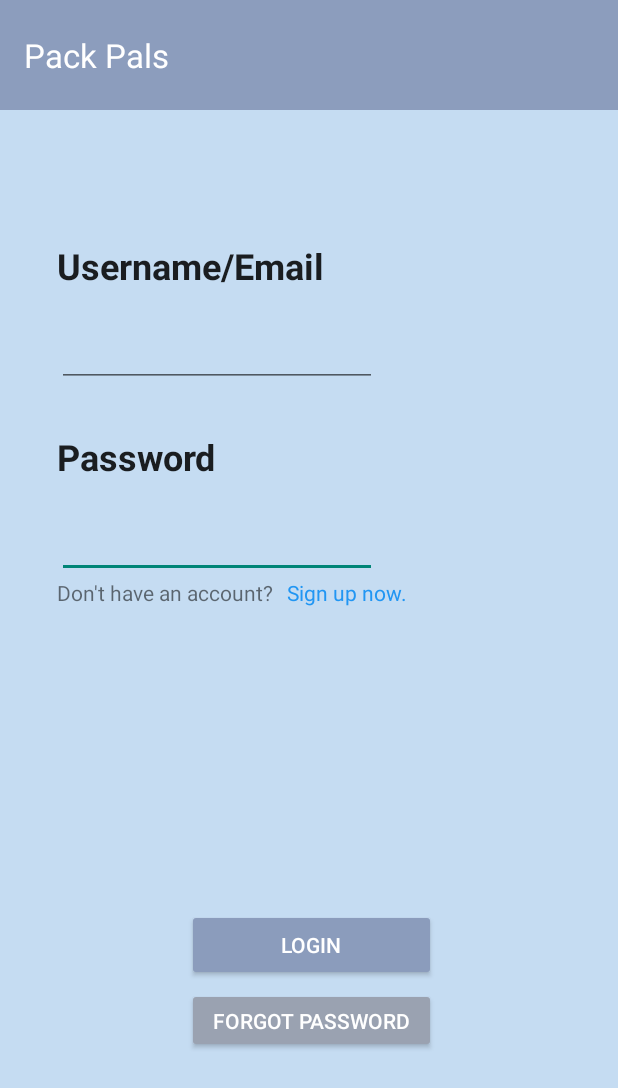
After one commit to stephchi0/pack-pals, an Android app: the LoginPageActivity screen opened directly, with no data from a screen before it, on a phone screen of 412 x 824 dp. The commit adds this screen. Shown: the top 1088 px of the screen. Run offline under Robolectric (Android 15) with nearby library versions, the phone set to English and light mode, and no system bars.

Commit message:
add login page

```diff
--- a/app/src/main/AndroidManifest.xml
+++ b/app/src/main/AndroidManifest.xml
@@ -19,6 +19,9 @@
             android:name=".activities.ExpensesPageActivity"
             android:exported="false" />
         <activity
+            android:name=".activities.LoginPageActivity"
+            android:exported="false" />
+        <activity
             android:name=".MainActivity"
             android:exported="true">
             <intent-filter>
--- a/app/src/main/java/com/example/packpals/MainActivity.kt
+++ b/app/src/main/java/com/example/packpals/MainActivity.kt
@@ -1,11 +1,31 @@
 package com.example.packpals
 
+import android.content.Intent
 import androidx.appcompat.app.AppCompatActivity
 import android.os.Bundle
+import android.widget.Button
+import android.widget.LinearLayout
+import android.widget.TextView
+import androidx.activity.viewModels
+import androidx.activity.viewModels
+import com.example.packpals.R
+import com.example.packpals.activities.ExpensesPageActivity
+import com.example.packpals.activities.LoginPageActivity
+import com.example.packpals.viewmodels.ExpensesPageViewModel
+
 
 class MainActivity : AppCompatActivity() {
     override fun onCreate(savedInstanceState: Bundle?) {
         super.onCreate(savedInstanceState)
         setContentView(R.layout.activity_main)
+
+        val addStartButton = findViewById<Button>(R.id.start_button)
+
+        addStartButton.setOnClickListener{
+            val intent = Intent(this, LoginPageActivity::class.java)
+            startActivity(intent)
+        }
     }
+
+
 }
--- /dev/null
+++ b/app/src/main/java/com/example/packpals/activities/LoginPageActivity.kt
@@ -0,0 +1,16 @@
+package com.example.packpals.activities
+
+import androidx.appcompat.app.AppCompatActivity
+import android.os.Bundle
+import androidx.activity.viewModels
+import com.example.packpals.R
+import com.example.packpals.viewmodels.LoginPageViewModel
+
+class LoginPageActivity : AppCompatActivity() {
+    private val viewModel: LoginPageViewModel by viewModels()
+
+    override fun onCreate(savedInstanceState: Bundle?) {
+        super.onCreate(savedInstanceState)
+        setContentView(R.layout.login_page)
+    }
+}
--- /dev/null
+++ b/app/src/main/java/com/example/packpals/viewmodels/LoginPageViewModel.kt
@@ -0,0 +1,7 @@
+package com.example.packpals.viewmodels
+
+import androidx.lifecycle.ViewModel
+
+class LoginPageViewModel : ViewModel() {
+
+}
--- a/app/src/main/res/layout/activity_main.xml
+++ b/app/src/main/res/layout/activity_main.xml
@@ -31,7 +31,7 @@
         android:layout_marginStart="115dp"
         android:layout_marginEnd="115dp"
         android:layout_marginBottom="227dp"
-        android:backgroundTint="#2196F3"
+        android:backgroundTint="#8B9CBC"
         android:text="Start Packing Today"
         android:textColor="#FDFDFD"
         app:layout_constraintBottom_toBottomOf="parent"
--- /dev/null
+++ b/app/src/main/res/layout/login_page.xml
@@ -0,0 +1,121 @@
+<?xml version="1.0" encoding="utf-8"?>
+<androidx.constraintlayout.widget.ConstraintLayout xmlns:android="http://schemas.android.com/apk/res/android"
+    xmlns:app="http://schemas.android.com/apk/res-auto"
+    xmlns:tools="http://schemas.android.com/tools"
+    android:layout_width="match_parent"
+    android:layout_height="match_parent"
+    android:background="@color/light_blue"
+    tools:context=".activities.LoginPageActivity">
+
+    <Button
+        android:id="@+id/forgotPassword"
+        android:layout_width="166dp"
+        android:layout_height="43dp"
+        android:layout_marginStart="124dp"
+        android:layout_marginTop="2dp"
+        android:layout_marginEnd="121dp"
+        android:layout_marginBottom="120dp"
+        android:backgroundTint="#9AA2B1"
+        android:text="Forgot Password"
+        android:textColor="#FFFFFF"
+        app:layout_constraintBottom_toBottomOf="parent"
+        app:layout_constraintEnd_toEndOf="parent"
+        app:layout_constraintStart_toStartOf="parent"
+        app:layout_constraintTop_toBottomOf="@+id/login" />
+
+    <TextView
+        android:id="@+id/textView3"
+        android:layout_width="0dp"
+        android:layout_height="52dp"
+        android:layout_marginStart="38dp"
+        android:layout_marginTop="30dp"
+        android:fontFamily="sans-serif"
+        android:text="Password"
+        android:textAppearance="@style/TextAppearance.AppCompat.Large"
+        android:textSize="24sp"
+        android:textStyle="bold"
+        app:layout_constraintStart_toStartOf="parent"
+        app:layout_constraintTop_toBottomOf="@+id/editTextTextEmailAddress" />
+
+    <androidx.appcompat.widget.Toolbar
+        android:id="@+id/toolbar2"
+        android:layout_width="match_parent"
+        android:layout_height="73dp"
+        android:background="@color/dark_blue"
+        android:minHeight="?attr/actionBarSize"
+        android:theme="?attr/actionBarTheme"
+        app:layout_constraintEnd_toEndOf="parent"
+        app:layout_constraintStart_toStartOf="parent"
+        app:layout_constraintTop_toTopOf="parent"
+        app:title="Pack Pals"
+        app:titleTextAppearance="@style/TextAppearance.AppCompat.Large"
+        app:titleTextColor="@color/white" />
+
+    <TextView
+        android:id="@+id/textView"
+        android:layout_width="0dp"
+        android:layout_height="52dp"
+        android:layout_marginStart="38dp"
+        android:layout_marginTop="87dp"
+        android:fontFamily="sans-serif"
+        android:text="Username/Email"
+        android:textAppearance="@style/TextAppearance.AppCompat.Large"
+        android:textSize="24sp"
+        android:textStyle="bold"
+        app:layout_constraintStart_toStartOf="parent"
+        app:layout_constraintTop_toBottomOf="@+id/toolbar2" />
+
+    <EditText
+        android:id="@+id/editTextTextPassword"
+        android:layout_width="wrap_content"
+        android:layout_height="wrap_content"
+        android:layout_marginStart="38dp"
+        android:ems="10"
+        android:inputType="textPassword"
+        app:layout_constraintStart_toStartOf="parent"
+        app:layout_constraintTop_toBottomOf="@+id/textView3" />
+
+    <EditText
+        android:id="@+id/editTextTextEmailAddress"
+        android:layout_width="wrap_content"
+        android:layout_height="wrap_content"
+        android:layout_marginStart="38dp"
+        android:ems="10"
+        android:inputType="textEmailAddress"
+        app:layout_constraintStart_toStartOf="parent"
+        app:layout_constraintTop_toBottomOf="@+id/textView" />
+
+    <Button
+        android:id="@+id/login"
+        android:layout_width="166dp"
+        android:layout_height="wrap_content"
+        android:layout_marginStart="124dp"
+        android:layout_marginEnd="121dp"
+        android:layout_marginBottom="170dp"
+        android:backgroundTint="#8B9CBC"
+        android:text="Login"
+        android:textColor="#FFFFFF"
+        app:layout_constraintBottom_toBottomOf="parent"
+        app:layout_constraintEnd_toEndOf="parent"
+        app:layout_constraintStart_toStartOf="parent" />
+
+    <TextView
+        android:id="@+id/textView4"
+        android:layout_width="wrap_content"
+        android:layout_height="wrap_content"
+        android:layout_marginStart="38dp"
+        android:text="Don't have an account?"
+        app:layout_constraintStart_toStartOf="parent"
+        app:layout_constraintTop_toBottomOf="@+id/editTextTextPassword" />
+
+    <TextView
+        android:id="@+id/textView5"
+        android:layout_width="wrap_content"
+        android:layout_height="wrap_content"
+        android:layout_marginStart="9dp"
+        android:text="Sign up now."
+        android:textColor="#2196F3"
+        app:layout_constraintStart_toEndOf="@+id/textView4"
+        app:layout_constraintTop_toBottomOf="@+id/editTextTextPassword" />
+
+</androidx.constraintlayout.widget.ConstraintLayout>
```
